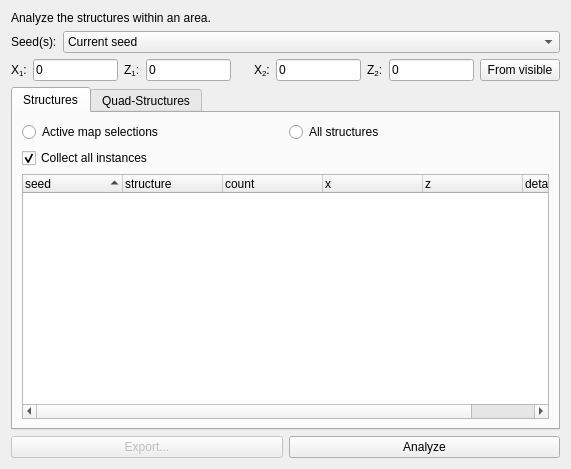
The window that src/tabstructures.ui (Cubitect/cubiomes-viewer) describes before a commit, drawn with Qt 5.
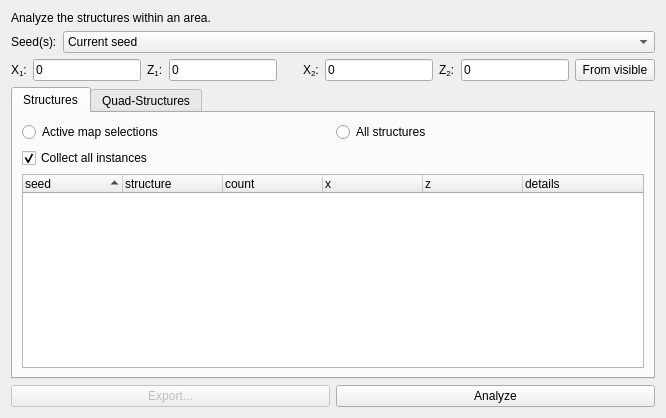
The same window after the commit. Custom widgets are drawn as their Qt base class.

Commit message: Tweaks on widget sizes and UI * changed layout of preferences * removed geometry attributes from ui

```diff
--- a/src/tabstructures.ui
+++ b/src/tabstructures.ui
@@ -2,14 +2,6 @@
 <ui version="4.0">
  <class>TabStructures</class>
  <widget class="QWidget" name="TabStructures">
-  <property name="geometry">
-   <rect>
-    <x>0</x>
-    <y>0</y>
-    <width>571</width>
-    <height>469</height>
-   </rect>
-  </property>
   <property name="windowTitle">
    <string>Form</string>
   </property>
@@ -277,17 +269,11 @@
         </widget>
        </item>
        <item>
-        <spacer name="horizontalSpacer">
-         <property name="orientation">
-          <enum>Qt::Horizontal</enum>
+        <widget class="QLabel" name="label_2">
+         <property name="text">
+          <string>    </string>
          </property>
-         <property name="sizeHint" stdset="0">
-          <size>
-           <width>40</width>
-           <height>20</height>
-          </size>
-         </property>
-        </spacer>
+        </widget>
        </item>
        <item>
         <widget class="QLabel" name="labelX2">
@@ -342,6 +328,13 @@
    </item>
   </layout>
  </widget>
+ <customwidgets>
+  <customwidget>
+   <class>CoordEdit</class>
+   <extends>QLineEdit</extends>
+   <header>src/conditiondialog.h</header>
+  </customwidget>
+ </customwidgets>
  <resources/>
  <connections/>
 </ui>
```
Left out of the diff: 8 changed lines with no effect on the pictures. The commit also changes 23 other files.
